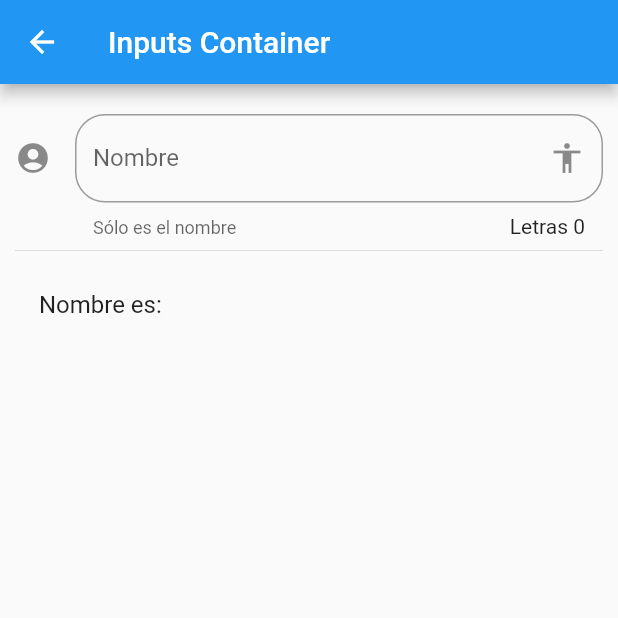
After one commit to mishrole/Flutter_Componentes, a Flutter app: the InputPage screen opened by its route, on a phone screen of 412 x 824 dp, the top half of it. The commit adds this screen. Run offline on Flutter 3.47's test engine with Material 2 defaults, Android fonts, the phone set to English and light mode, and no system bars.

Commit message:
[Add]: Basic Input Field

```diff
--- a/data/menu_opts.json
+++ b/data/menu_opts.json
@@ -20,6 +20,11 @@
             "ruta": "animatedContainer",
             "icon": "donut_large",
             "texto": "Animated Container"
+        },
+        {
+            "ruta": "inputs",
+            "icon": "input",
+            "texto": "Inputs"
         }
     ]
 }
--- /dev/null
+++ b/lib/src/pages/input_page.dart
@@ -0,0 +1,58 @@
+import 'package:flutter/material.dart';
+
+class InputPage extends StatefulWidget {
+  const InputPage({ Key? key }) : super(key: key);
+
+  @override
+  _InputPageState createState() => _InputPageState();
+}
+
+class _InputPageState extends State<InputPage> {
+
+  String _nombre = '';
+
+  @override
+  Widget build(BuildContext context) {
+    return Scaffold(
+      appBar: AppBar(title: Text('Inputs Container'),),
+      // body: Center(child: Container(
+        body: ListView(
+          padding: EdgeInsets.symmetric(horizontal: 10.0, vertical: 20.0),
+          children: <Widget>[
+            _crearInput(),
+            Divider(),
+            _crearPersona(),
+          ],
+        ),
+    );
+  }
+
+  Widget _crearInput() {
+    return TextField(
+      // textCapitalization: TextCapitalization.words,
+      textCapitalization: TextCapitalization.sentences,
+      decoration: InputDecoration(
+        border: OutlineInputBorder(
+          borderRadius: BorderRadius.circular(20.0)
+        ),
+        counter: Text('Letras ${_nombre.length}'),
+        hintText: 'Nombre de la persona',
+        labelText: 'Nombre',
+        helperText: 'Sólo es el nombre',
+        suffixIcon: Icon(Icons.accessibility),
+        icon: Icon(Icons.account_circle)
+      ),
+      onChanged: (value) {
+        setState(() {
+          _nombre = value;
+        });
+      },
+    );
+  }
+
+  _crearPersona() {
+    return ListTile(
+      title: Text('Nombre es: $_nombre'),
+    );
+  }
+}
--- a/lib/src/routes/routes.dart
+++ b/lib/src/routes/routes.dart
@@ -3,6 +3,7 @@ import 'package:componentes/src/pages/animated_container.dart';
 import 'package:componentes/src/pages/avatar_page.dart';
 import 'package:componentes/src/pages/card_page.dart';
 import 'package:componentes/src/pages/home_page.dart';
+import 'package:componentes/src/pages/input_page.dart';
 import 'package:flutter/cupertino.dart';
 
 Map<String, WidgetBuilder> getApplicationRoutes() {
@@ -12,5 +13,6 @@ Map<String, WidgetBuilder> getApplicationRoutes() {
     'avatar' : (BuildContext context) => AvatarPage(),
     'card' : (BuildContext context) => CardPage(),
     'animatedContainer' : (BuildContext context) => AnimatedContainerPage(),
+    'inputs' : (BuildContext context) => InputPage(),
   };
 }
--- a/lib/src/utils/icono_string_util.dart
+++ b/lib/src/utils/icono_string_util.dart
@@ -5,6 +5,7 @@ final _icons = <String, IconData>{
   'accessibility': Icons.accessibility,
   'folder_open': Icons.folder_open,
   'donut_large': Icons.donut_large,
+  'input': Icons.input,
 };
 
 Icon getIcon(String nombreIcono) {
```
